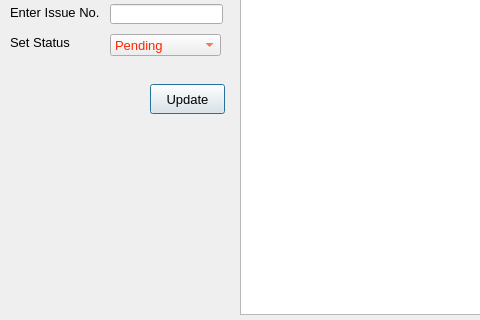
Qt form MCR-app/ad_reported_issues.ui (maria-gedye/QTapp) before a commit; both pictures show x 0 to 480 and y 156 to 476 of the 706 by 476 pixel window.
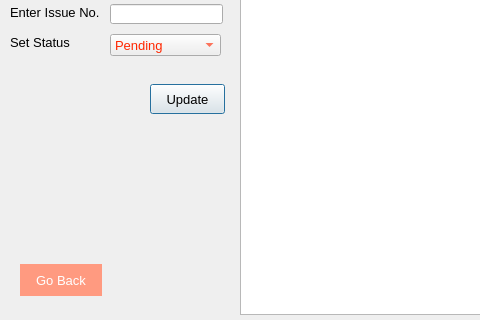
The same form after that commit.

Patch:
```diff
--- a/MCR-app/ad_reported_issues.ui
+++ b/MCR-app/ad_reported_issues.ui
@@ -182,6 +182,31 @@
     <string>View all</string>
    </property>
   </widget>
+  <widget class="QPushButton" name="pushButton_goback">
+   <property name="geometry">
+    <rect>
+     <x>20</x>
+     <y>410</y>
+     <width>82</width>
+     <height>52</height>
+    </rect>
+   </property>
+   <property name="font">
+    <font>
+     <pointsize>10</pointsize>
+    </font>
+   </property>
+   <property name="styleSheet">
+    <string notr="true">background-color:rgb(255, 154, 128);
+color: rgb(255, 255, 255);
+border: none;
+padding: 10,10,10,10;
+margin: 10, 10, 10, 10;</string>
+   </property>
+   <property name="text">
+    <string>Go Back</string>
+   </property>
+  </widget>
  </widget>
  <resources/>
  <connections/>
```
